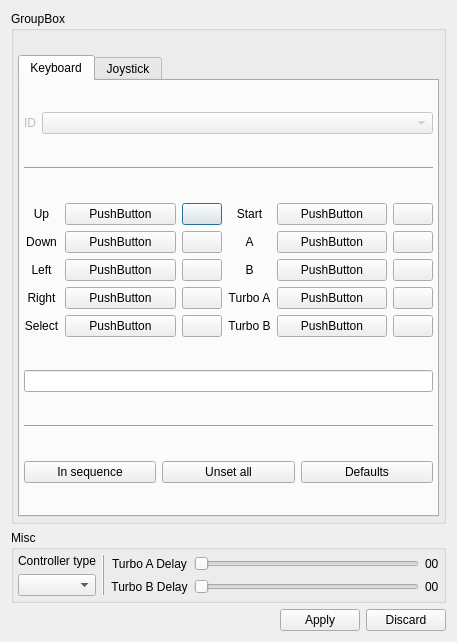
First picture: the form in src/gui/designer/dlgStdPad.ui, repository punesemu/puNES, before the edit.
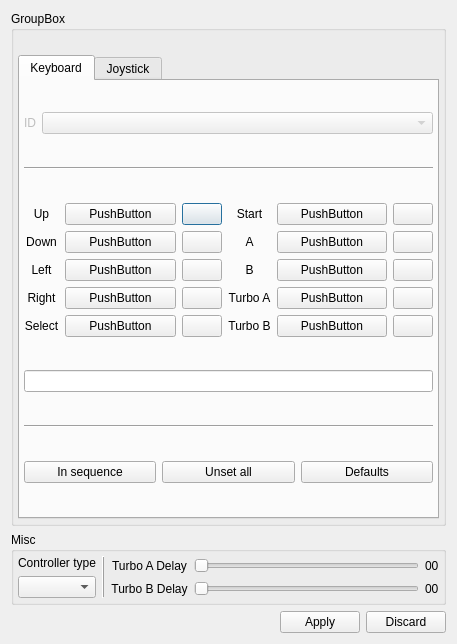
Second picture: the form after the edit. Icons and pictures are not drawn.

Patch:
```diff
--- a/src/gui/designer/dlgStdPad.ui
+++ b/src/gui/designer/dlgStdPad.ui
@@ -10,7 +10,7 @@
     <x>0</x>
     <y>0</y>
     <width>457</width>
-    <height>642</height>
+    <height>644</height>
    </rect>
   </property>
   <property name="windowTitle">
```
Left out of the diff: 9 changed lines with no effect on the pictures.
